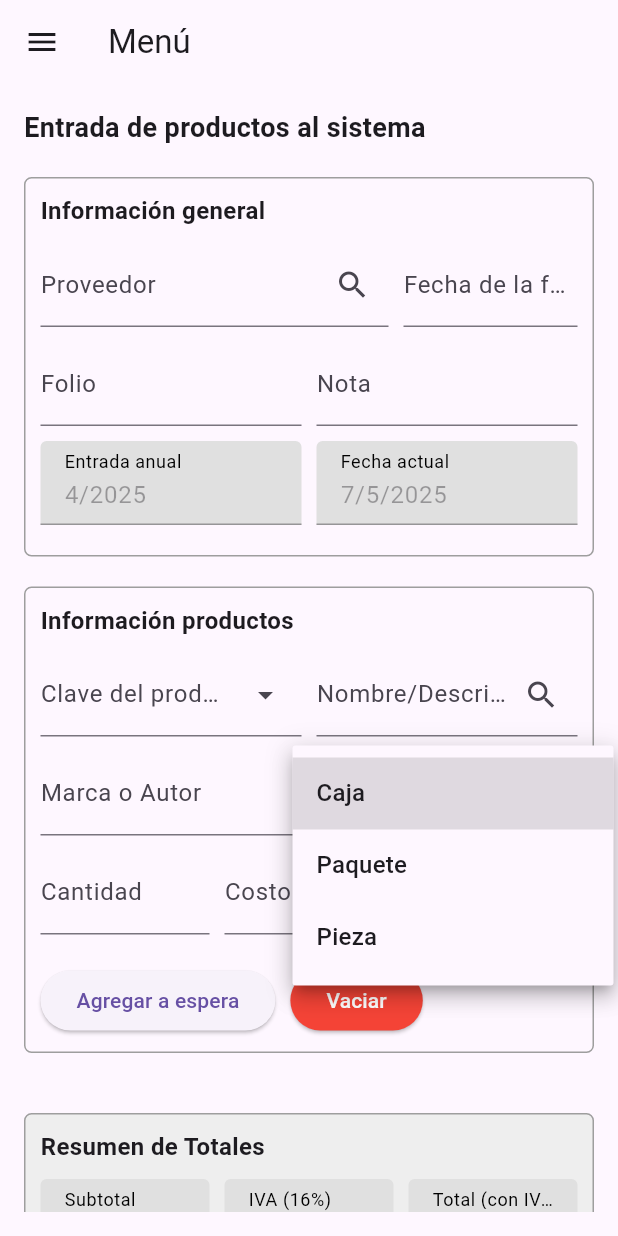
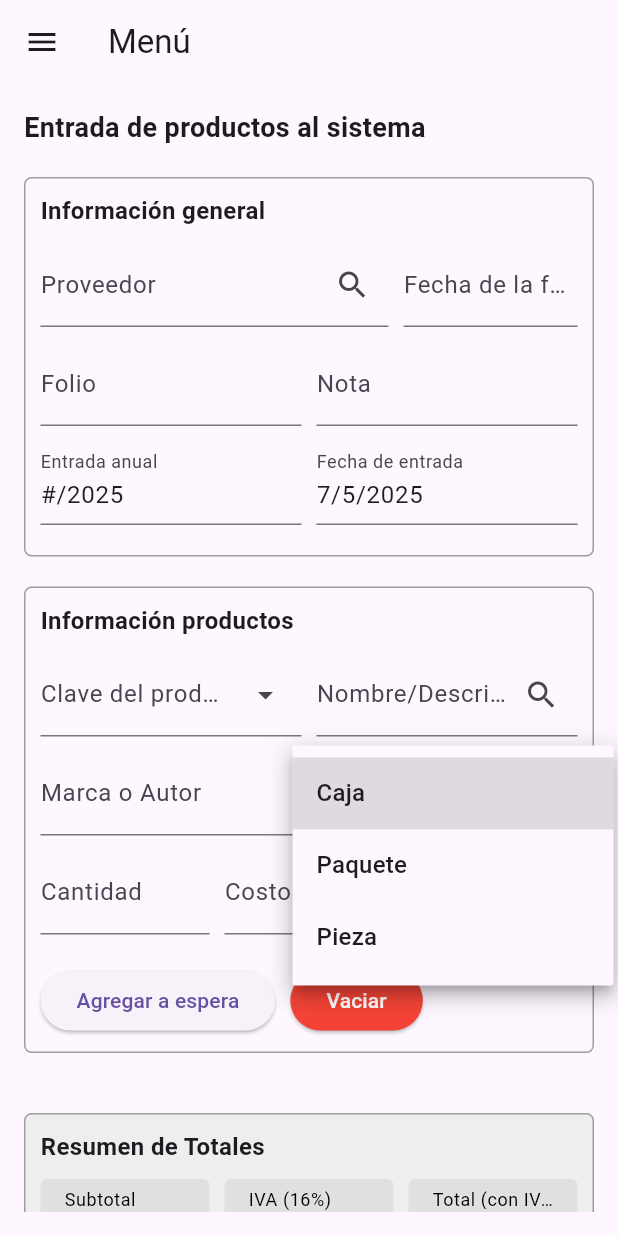
Before and after one commit to JVlazco81/control_almacen_frontend, a Flutter app: the BaseLayout screen opened directly, after a tap on "Unidad de medida", on a phone screen of 412 x 824 dp. Run offline on Flutter 3.47's test engine with Material 3 defaults, Android fonts, the phone set to English and light mode, and no system bars; drawn by our look-alikes of dropdown_search; our stand-ins replace flutter_dotenv, open_file, shared_preferences; missing offline and left inert: dart:html; accounts and stored records are empty.

Commit message:
cambios menores form entrada

```diff
--- a/lib/providers/entradas_provider.dart
+++ b/lib/providers/entradas_provider.dart
@@ -85,7 +85,7 @@ class EntradasProvider extends ChangeNotifier {
   EntradasProvider() {
     fechaActualController.text =
         "${DateTime.now().day}/${DateTime.now().month}/${DateTime.now().year}";
-    entradaAnualController.text = "4/${DateTime.now().year}";
+    entradaAnualController.text = "#/${DateTime.now().year}";
   }
 
   // Método para calcular el total del artículo en el contenedor 2
@@ -123,6 +123,8 @@ class EntradasProvider extends ChangeNotifier {
   bool validarCamposGenerales() {
     return proveedorController.text.isNotEmpty &&
         fechaFacturaController.text.isNotEmpty &&
+        fechaActualController.text.isNotEmpty &&
+        entradaAnualController.text.isNotEmpty &&
         folioController.text.isNotEmpty &&
         notaController.text.isNotEmpty;
   }
@@ -187,6 +189,7 @@ class EntradasProvider extends ChangeNotifier {
     notifyListeners();
     folioController.clear();
     notaController.clear();
+    entradaAnualController.text = "#/${DateTime.now().year}";
   }
 
   // Limpiar solo los campos del contenedor 2 (productos)
--- a/lib/widgets/entrada/form_informacion.dart
+++ b/lib/widgets/entrada/form_informacion.dart
@@ -92,24 +92,30 @@ class FormularioInformacion extends StatelessWidget {
                   controller: provider.entradaAnualController,
                   decoration: InputDecoration(
                     labelText: 'Entrada anual',
-                    labelStyle: TextStyle(color: Colors.black),
-                    filled: true,
-                    fillColor: Colors.grey[300],
-                    enabled: false,
                   ),
+                  keyboardType: TextInputType.number,
+                  onChanged: (value) {
+                    provider.notifyListeners();
+                  },
                 ),
               ),
               SizedBox(width: 10),
               Expanded(
                 child: TextField(
                   controller: provider.fechaActualController,
-                  decoration: InputDecoration(
-                    labelText: 'Fecha actual',
-                    labelStyle: TextStyle(color: Colors.black),
-                    filled: true,
-                    fillColor: Colors.grey[300],
-                    enabled: false,
-                  ),
+                  decoration: InputDecoration(labelText: 'Fecha de entrada'),
+                  readOnly: true,
+                  onTap: () => showDatePicker(
+                    context: context,
+                    initialDate: DateTime.now(),
+                    firstDate: DateTime(2000),
+                    lastDate: DateTime(2101),
+                  ).then((pickedDate) {
+                    if (pickedDate != null) {
+                      provider.fechaActualController.text =
+                          "${pickedDate.day}/${pickedDate.month}/${pickedDate.year}";
+                    }
+                  }),
                 ),
               ),
             ],
```
